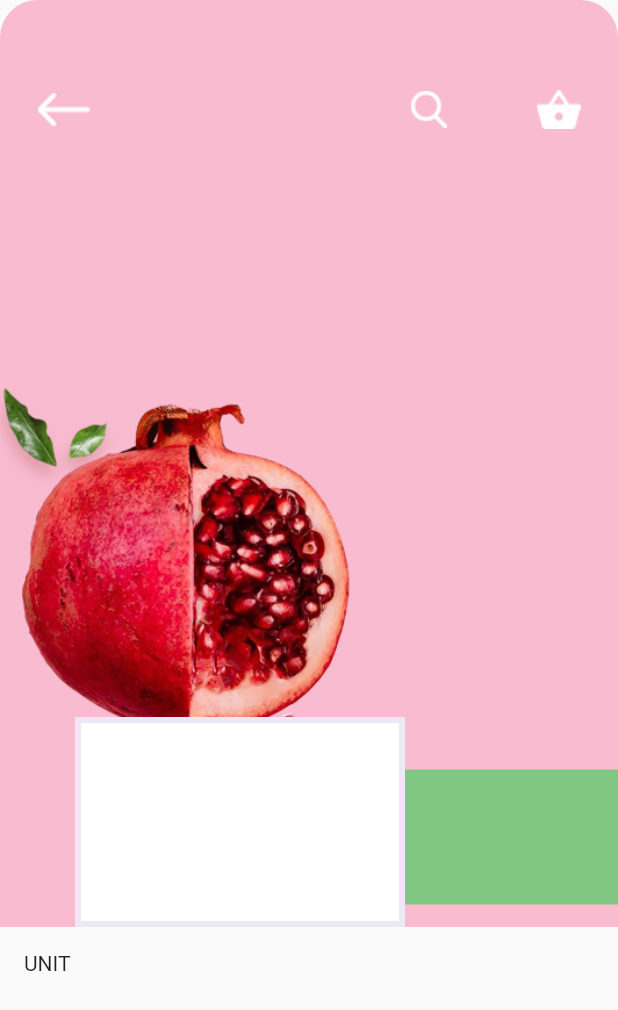
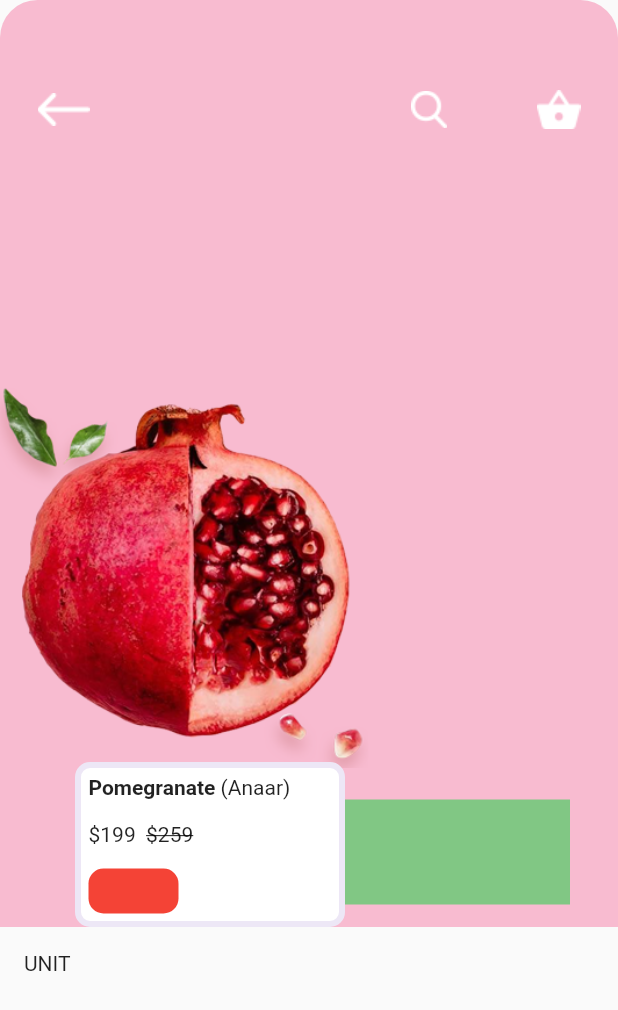
Before and after one commit to jose-tello/Flutter-App, a Flutter app: the screen it shows after launch, on a phone screen of 412 x 824 dp. Shown: the top 1010 px of the screen. Run offline on Flutter 3.47's test engine with Material 2 defaults, Android fonts, the phone set to English and light mode, and no system bars.

Commit message:
Buy info text completed

```diff
--- a/prueba1/lib/screens/shop_info_screen.dart
+++ b/prueba1/lib/screens/shop_info_screen.dart
@@ -15,64 +15,85 @@
   }
 }
 
-
 class _PomegranadePreview extends StatelessWidget {
   @override
   Widget build(BuildContext context) {
     return Stack(
-      children: [
-        _PinkGranadineBackground(),
-        _BuyInfo(),
-        _AddToCart()
-      ],
+      children: [_PinkGranadineBackground(), _BuyInfo(), _AddToCart()],
     );
   }
 }
 
 class _AddToCart extends StatelessWidget {
-  const _AddToCart({
-    Key key,
-  }) : super(key: key);
-
   @override
   Widget build(BuildContext context) {
     return Positioned(
         bottom: 15,
-        left: 270,
+        left: 230,
         child: Container(
           width: 150,
-          height: 90,
+          height: 70,
           color: Colors.green[300],
         ));
   }
 }
 
 class _BuyInfo extends StatelessWidget {
-  const _BuyInfo({
-    Key key,
-  }) : super(key: key);
-
   @override
   Widget build(BuildContext context) {
     return Positioned(
       bottom: 0,
       left: 50,
       child: Container(
-          width: 220,
-          height: 140,
+        width: 180,
+        height: 110,
         decoration: BoxDecoration(
           color: Colors.white,
           border: Border.all(color: Colors.deepPurple[50], width: 4),
+          borderRadius: BorderRadius.all(Radius.circular(10)),
         ),
-        ));
+        padding: EdgeInsets.all(5),
+        child: Column(
+          mainAxisAlignment: MainAxisAlignment.spaceBetween,
+          children: [
+            Row(
+              children: [
+                Text(
+                  'Pomegranate ',
+                  style: TextStyle(fontWeight: FontWeight.bold),
+                ),
+                Text('(Anaar)')
+              ],
+            ),
+            Row(
+              children: [
+                Text(
+                  '\$199  ',
+                ),
+                Text('\$259',
+                    style: TextStyle(decoration: TextDecoration.lineThrough))
+              ],
+            ),
+            Align(
+            alignment: Alignment.centerLeft,
+            child: Container(
+              width: 60,
+              height: 30,
+              decoration: BoxDecoration(
+                color: Colors.red,
+                borderRadius: BorderRadius.all(Radius.circular(10)),
+              ),
+              padding: EdgeInsets.all(5),
+            )
+            )
+          ],
+        ),
+      ),
+    );
   }
 }
 
 class _PinkGranadineBackground extends StatelessWidget {
-  const _PinkGranadineBackground({
-    Key key,
-  }) : super(key: key);
-
   @override
   Widget build(BuildContext context) {
     return Container(
```
Lines whose indentation alone changed are shown as unchanged.
